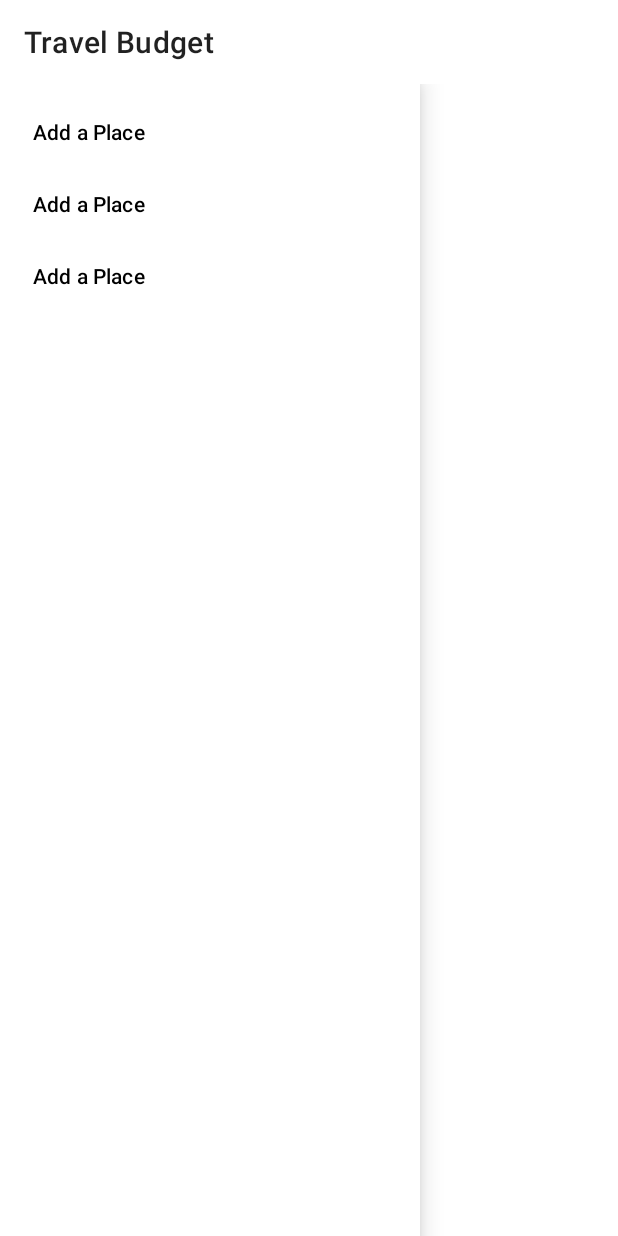
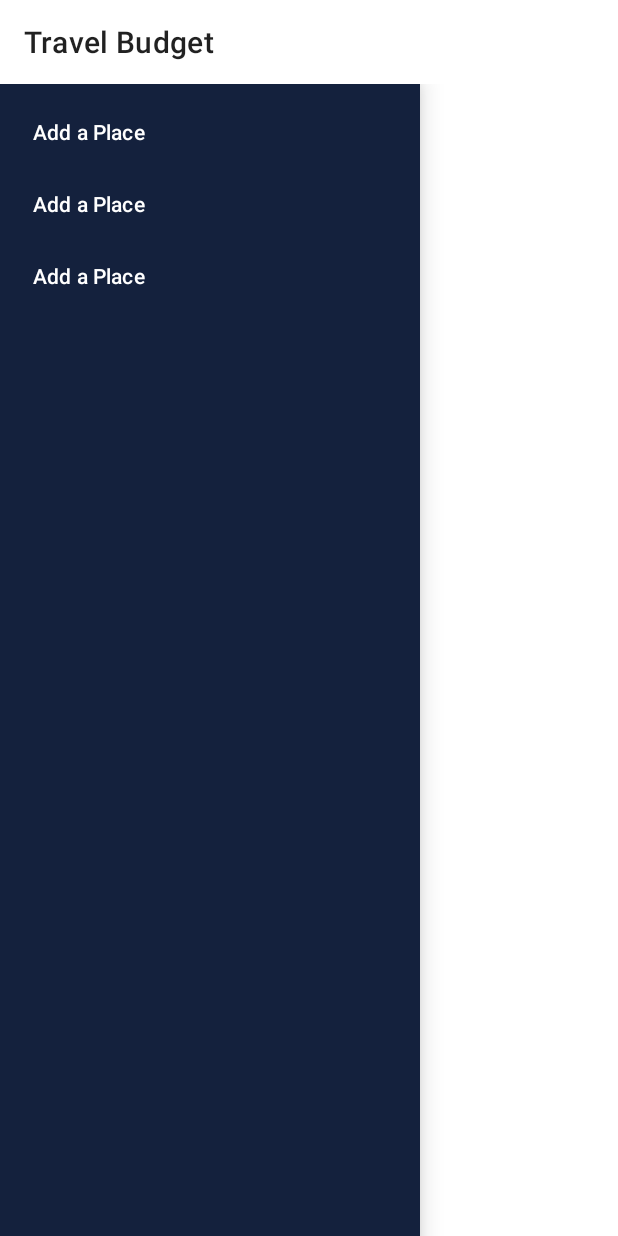
Before and after one commit to klarkengkoy/Sami, an Android app: the fragment TravelBudgetFragment shown on its own in the app's theme, with the side drawer open, on a phone screen of 412 x 824 dp. Run offline under Robolectric (Android 15) with nearby library versions, the phone set to English and light mode, and no system bars; our stand-ins replace navigation-ui; 1 statement that could not run was skipped.

Commit message:
Customized Theme

```diff
--- a/app/src/main/res/layout/fragment_travel_budget.xml
+++ b/app/src/main/res/layout/fragment_travel_budget.xml
@@ -24,12 +24,14 @@
         android:layout_height="match_parent"
         android:layout_marginTop="?attr/actionBarSize">
 
+
         <com.google.android.material.navigation.NavigationView
             android:id="@+id/nav_view"
             android:layout_width="wrap_content"
             android:layout_height="match_parent"
             android:layout_gravity="start"
-
+            android:background="@color/navy_blue"
+            app:itemTextColor="@color/white"
             app:menu="@menu/travel_budget_menu" />
 
     </androidx.drawerlayout.widget.DrawerLayout>
--- a/app/src/main/res/values/colors.xml
+++ b/app/src/main/res/values/colors.xml
@@ -6,5 +6,17 @@
     <color name="teal_200">#FF03DAC5</color>
     <color name="teal_700">#FF018786</color>
     <color name="black">#FF000000</color>
+    <color name="gray">#E5E5E5</color>
+
     <color name="white">#FFFFFFFF</color>
+    <color name="navy_blue">#14213D</color>
+    <color name="yellow">#FCA311</color>
+
+<!--    <color name="fragment"-->
+
+    <!--Bottom Navigation-->
+    <color name="selected_icon_color">#FCA311</color>
+    <color name="default_icon_color">#E5E5E5</color>
+    <color name="bottom_nav_background_color">#FF000000</color>
+
 </resources>
--- /dev/null
+++ b/app/src/main/res/values/styles.xml
@@ -0,0 +1,8 @@
+<?xml version="1.0" encoding="utf-8"?>
+<resources>
+    <style name="BottomNavigationViewStyle" parent="Widget.MaterialComponents.BottomNavigationView.Colored">
+        <item name="android:background">@color/bottom_nav_background_color</item>
+        <item name="itemTextColor">@color/default_icon_color</item>
+        <item name="itemIconTint">@color/default_icon_color</item>
+    </style>
+</resources>
--- a/app/src/main/res/values/themes.xml
+++ b/app/src/main/res/values/themes.xml
@@ -2,15 +2,20 @@
     <!-- Base application theme. -->
     <style name="Theme.Sami" parent="Theme.MaterialComponents.DayNight.NoActionBar">
         <!-- Primary brand color. -->
-        <item name="colorPrimary">@color/purple_500</item>
-        <item name="colorPrimaryVariant">@color/purple_700</item>
-        <item name="colorOnPrimary">@color/white</item>
+
+        <item name="colorPrimary">#FCA311</item>
+        <item name="colorPrimaryVariant">#14213D</item>
+        <item name="colorOnPrimary">#000000</item>
+
         <!-- Secondary brand color. -->
-        <item name="colorSecondary">@color/teal_200</item>
-        <item name="colorSecondaryVariant">@color/teal_700</item>
-        <item name="colorOnSecondary">@color/black</item>
-        <!-- Status bar color. -->
+        <item name="colorSecondary">#000000</item>
+        <item name="colorSecondaryVariant">#FFFFFF</item>
+        <item name="colorOnSecondary">#E5E5E5</item>
+
+        <!-- Bottom Navigation Style. -->
+        <item name="bottomNavigationStyle">@style/BottomNavigationViewStyle</item>
+        <!-- Status bar style. -->
         <item name="android:statusBarColor">?attr/colorPrimaryVariant</item>
-        <!-- Customize your theme here. -->
+
     </style>
 </resources>
```
Also changed, not shown: app/src/main/res/drawable/selector_navigation_icon_tint.xml (added, +8 -0 lines), app/src/main/res/layout/activity_main.xml (deleted, +0 -33 lines).
